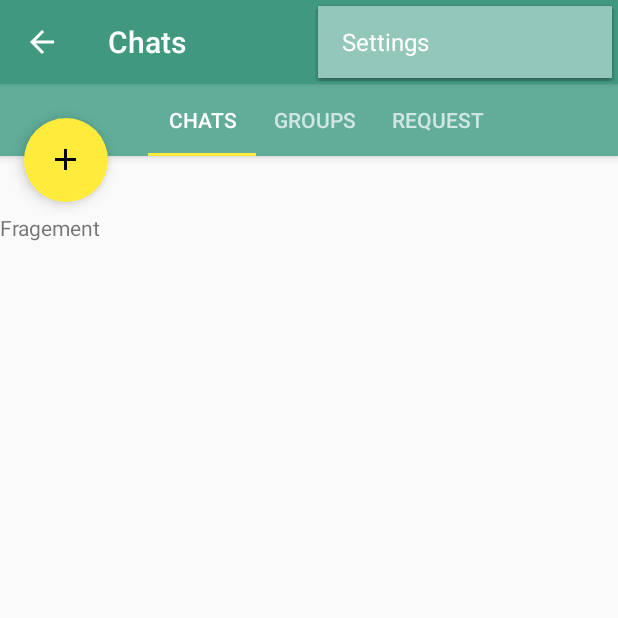
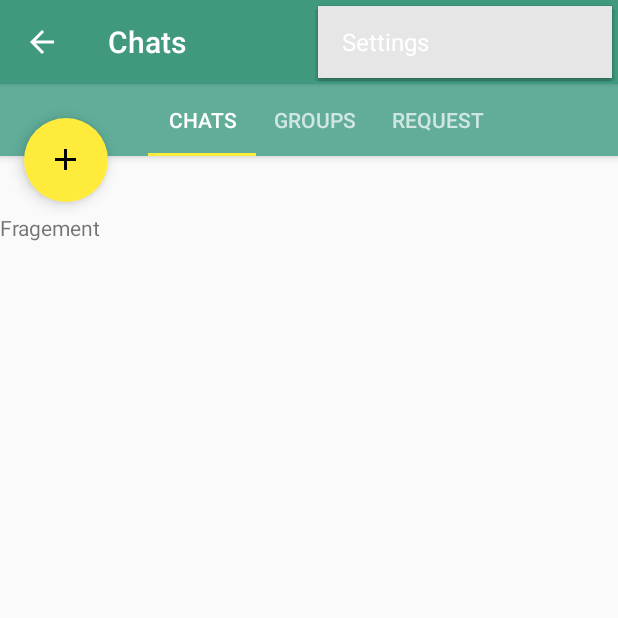
Before and after one commit to akhil1298/Textile, an Android app: the Chat screen opened directly, with no data from a screen before it, with the options menu open, on a phone screen of 412 x 824 dp, the top half of it. Run offline under Robolectric (Android 15) with nearby library versions, the phone set to English and light mode, and no system bars.

```diff
--- a/app/src/main/res/values/styles.xml
+++ b/app/src/main/res/values/styles.xml
@@ -32,7 +32,7 @@
     <style name="ThemeOverlay.MyApp.ActionBar" parent="ThemeOverlay.AppCompat.ActionBar">
         <!-- change the background color of menu item inside 3 dots-->
         <item name="android:textColorPrimary">@color/accentcolor</item>
-        <item name="android:background">#93c7ba</item>
+        <item name="android:background">@color/background</item>
     </style>
 
     <style name="edittext">
```
